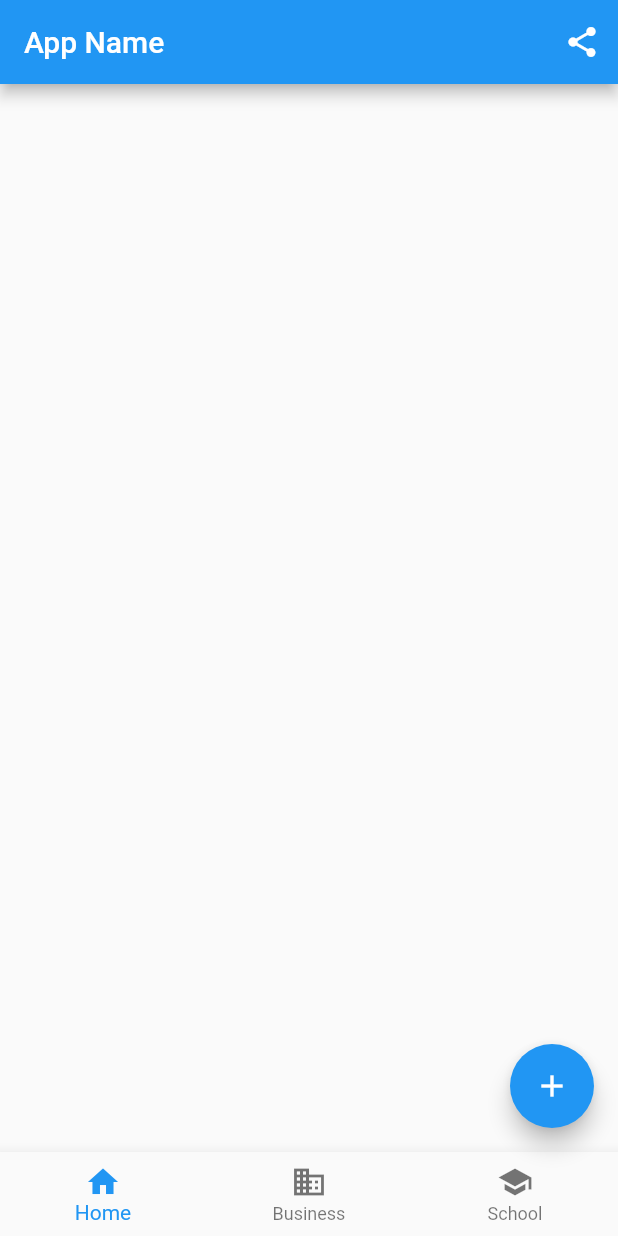
After one commit to nchkdxlq/flutter_demo, a Flutter app: the ScaffoldRoute screen opened directly, after a tap on the "add" icon, on a phone screen of 412 x 824 dp. The commit adds this screen. Run offline on Flutter 3.47's test engine with Material 2 defaults, Android fonts, the phone set to English and light mode, and no system bars.

Commit message:
add Scaffold

```diff
--- a/lib/Container/ContainerEntry.dart
+++ b/lib/Container/ContainerEntry.dart
@@ -2,6 +2,7 @@
 import 'package:flutter/cupertino.dart';
 import 'package:flutter/material.dart';
 import 'package:flutterdemo/Container/ConstrainedBoxEntry.dart';
+import 'package:flutterdemo/Container/ScaffoldRoute.dart';
 import 'package:flutterdemo/Util.dart';
 
 class ContainerEntry extends StatelessWidget {
@@ -17,7 +18,8 @@ class ContainerEntry extends StatelessWidget {
   Widget body(BuildContext context) {
   	return Column(
 			children: <Widget>[
-				rowItem('ConstrainedBox', ConstrainedBoxEntry(), context)
+				rowItem('ConstrainedBox', ConstrainedBoxEntry(), context),
+				rowItem('ScaffoldRoute', ScaffoldRoute(), context),
 			],
 		);
 	}
--- /dev/null
+++ b/lib/Container/ScaffoldRoute.dart
@@ -0,0 +1,64 @@
+
+import 'package:flutter/cupertino.dart';
+import 'package:flutter/material.dart';
+
+class ScaffoldRoute extends StatefulWidget {
+	@override
+	_ScaffoldRouteState createState() => _ScaffoldRouteState();
+}
+
+
+class _ScaffoldRouteState extends State<ScaffoldRoute> with SingleTickerProviderStateMixin {
+
+	int _selectedIndex = 1;
+
+	TabController _tabController;
+	List tabs = ['新闻', '历史', '图片'];
+
+	@override
+  void initState() {
+		super.initState();
+		_tabController = TabController(length: tabs.length, vsync: this);
+  }
+
+	@override
+  Widget build(BuildContext context) {
+		return Scaffold(
+			appBar: AppBar( // 导航栏
+				title: Text('App Name'),
+				actions: <Widget>[ // 导航栏右侧菜单
+					IconButton(icon: Icon(Icons.share), onPressed: () => {},)
+				],
+//				bottom: TabBar(
+//					controller: _tabController,
+//					tabs: tabs.map( (e) => Tab(text: e) ).toList()
+//				),
+			),
+			bottomNavigationBar: BottomNavigationBar( // 底部导航
+				items: <BottomNavigationBarItem>[
+					BottomNavigationBarItem(icon: Icon(Icons.home), title: Text('Home')),
+					BottomNavigationBarItem(icon: Icon(Icons.business), title: Text('Business')),
+					BottomNavigationBarItem(icon: Icon(Icons.school), title: Text('School')),
+				],
+				currentIndex: _selectedIndex,
+				fixedColor: Colors.blue,
+				onTap: _onItemTapped,
+			),
+			floatingActionButton: FloatingActionButton( // 悬浮按钮
+				child: Icon(Icons.add),
+				onPressed: _onAdd,
+			),
+		);
+  }
+
+
+  void _onItemTapped(int index) {
+		setState(() {
+		  _selectedIndex = index;
+		});
+	}
+
+	void _onAdd() {
+
+	}
+}
```
